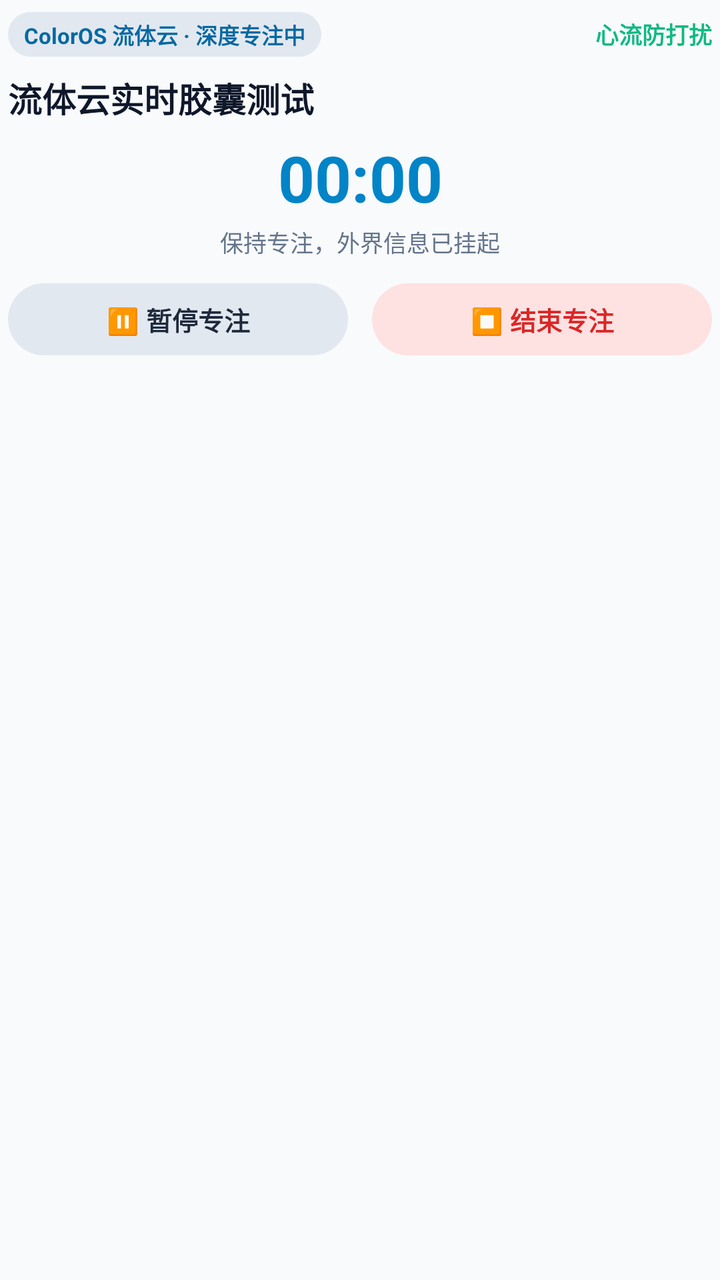
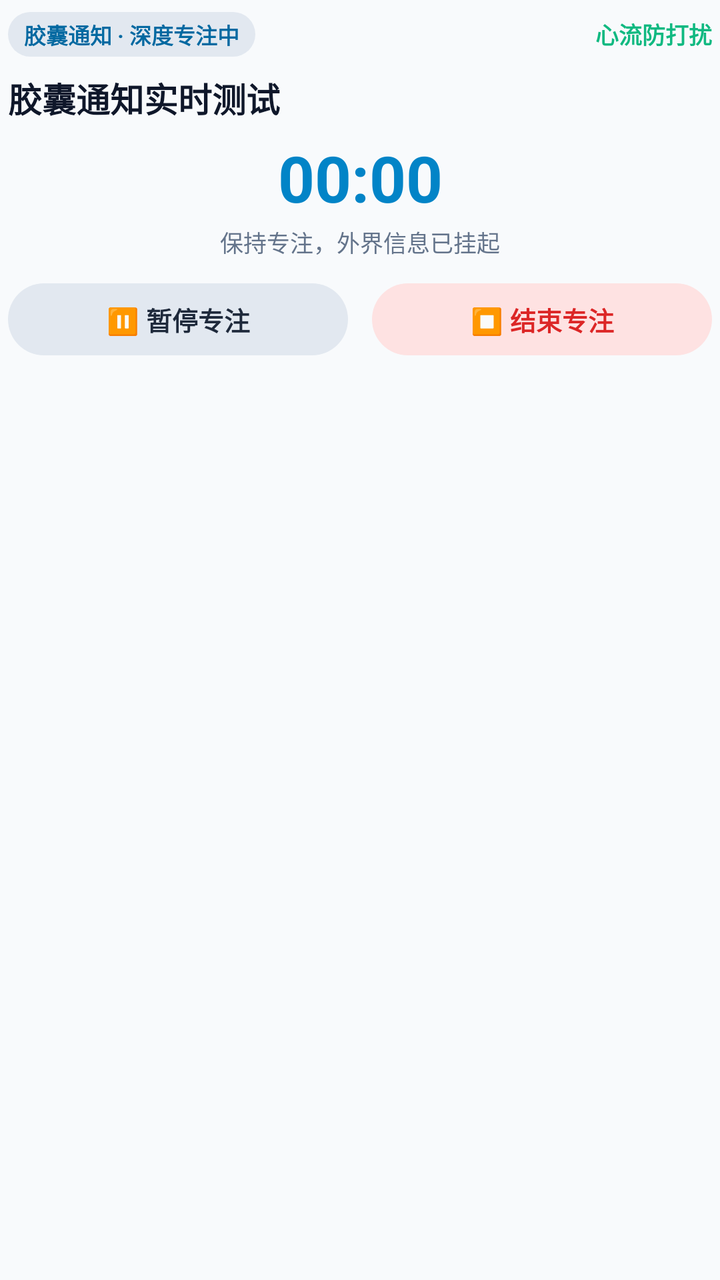

Before-and-after screenshots of an Android layout around one commit, followed by the original layout XML and the change that was made.
<!-- AndroidManifest.xml: application theme Theme.RMF -->
<!-- res/layout/notification_fluid_cloud_expanded.xml -->
<?xml version="1.0" encoding="utf-8"?>
<LinearLayout xmlns:android="http://schemas.android.com/apk/res/android"
    android:id="@+id/fluid_expanded_root"
    android:layout_width="match_parent"
    android:layout_height="wrap_content"
    android:orientation="vertical"
    android:background="@android:color/transparent"
    android:paddingTop="6dp"
    android:paddingBottom="6dp"
    android:paddingStart="4dp"
    android:paddingEnd="4dp">

    
    <LinearLayout
        android:layout_width="match_parent"
        android:layout_height="wrap_content"
        android:orientation="horizontal"
        android:gravity="center_vertical">

        <TextView
            android:id="@+id/fluid_expanded_header"
            android:layout_width="wrap_content"
            android:layout_height="wrap_content"
            android:paddingStart="8dp"
            android:paddingEnd="8dp"
            android:paddingTop="3dp"
            android:paddingBottom="3dp"
            android:text="ColorOS 流体云 · 深度专注中"
            android:textColor="@color/fluid_notif_tag_text"
            android:textSize="11sp"
            android:textStyle="bold"
            android:background="@drawable/bg_fluid_tag" />

        <TextView
            android:layout_width="0dp"
            android:layout_height="wrap_content"
            android:layout_weight="1" />

        <TextView
            android:layout_width="wrap_content"
            android:layout_height="wrap_content"
            android:text="心流防打扰"
            android:textColor="#10B981"
            android:textSize="11.5sp"
            android:textStyle="bold" />
    </LinearLayout>

    
    <TextView
        android:id="@+id/fluid_expanded_task_title"
        android:layout_width="match_parent"
        android:layout_height="wrap_content"
        android:layout_marginTop="8dp"
        android:text="流体云实时胶囊测试"
        android:textColor="@color/fluid_notif_title"
        android:textSize="17sp"
        android:textStyle="bold"
        android:maxLines="2"
        android:ellipsize="end" />

    
    <Chronometer
        android:id="@+id/fluid_expanded_chronometer"
        android:layout_width="match_parent"
        android:layout_height="wrap_content"
        android:layout_marginTop="6dp"
        android:gravity="center"
        android:textColor="@color/fluid_notif_chronometer"
        android:textSize="32sp"
        android:textStyle="bold" />

    <TextView
        android:layout_width="match_parent"
        android:layout_height="wrap_content"
        android:layout_marginTop="2dp"
        android:gravity="center"
        android:text="保持专注，外界信息已挂起"
        android:textColor="@color/fluid_notif_muted"
        android:textSize="11.5sp" />

    
    <LinearLayout
        android:layout_width="match_parent"
        android:layout_height="wrap_content"
        android:layout_marginTop="12dp"
        android:orientation="horizontal"
        android:gravity="center">

        <TextView
            android:id="@+id/fluid_btn_pause"
            android:layout_width="0dp"
            android:layout_height="36dp"
            android:layout_weight="1"
            android:layout_marginEnd="6dp"
            android:gravity="center"
            android:text="⏸️ 暂停专注"
            android:textColor="@color/fluid_notif_btn_secondary_text"
            android:textSize="13sp"
            android:textStyle="bold"
            android:background="@drawable/bg_fluid_btn_secondary" />

        <TextView
            android:id="@+id/fluid_btn_stop"
            android:layout_width="0dp"
            android:layout_height="36dp"
            android:layout_weight="1"
            android:layout_marginStart="6dp"
            android:gravity="center"
            android:text="⏹️ 结束专注"
            android:textColor="@color/fluid_notif_btn_danger_text"
            android:textSize="13sp"
            android:textStyle="bold"
            android:background="@drawable/bg_fluid_btn_danger" />
    </LinearLayout>

</LinearLayout>
<!-- resources referenced by this layout -->
<resources>
  <color name="fluid_notif_btn_danger_text">#DC2626</color>
  <color name="fluid_notif_btn_secondary_text">#1E293B</color>
  <color name="fluid_notif_chronometer">#0284C7</color>
  <color name="fluid_notif_muted">#64748B</color>
  <color name="fluid_notif_tag_text">#0369A1</color>
  <color name="fluid_notif_title">#0F172A</color>
  <!-- drawable bg_fluid_btn_danger (drawable) -->
  <?xml version="1.0" encoding="utf-8"?>
  <shape xmlns:android="http://schemas.android.com/apk/res/android"
      android:shape="rectangle">
      <corners android:radius="18dp" />
      <solid android:color="@color/fluid_notif_btn_danger_bg" />
  </shape>
  <!-- drawable bg_fluid_btn_secondary (drawable) -->
  <?xml version="1.0" encoding="utf-8"?>
  <shape xmlns:android="http://schemas.android.com/apk/res/android"
      android:shape="rectangle">
      <corners android:radius="18dp" />
      <solid android:color="@color/fluid_notif_btn_secondary_bg" />
  </shape>
  <!-- drawable bg_fluid_tag (drawable) -->
  <?xml version="1.0" encoding="utf-8"?>
  <shape xmlns:android="http://schemas.android.com/apk/res/android"
      android:shape="rectangle">
      <corners android:radius="12dp" />
      <solid android:color="@color/fluid_notif_tag_bg" />
  </shape>
  <style name="Theme.RMF" parent="android:Theme.Material.NoActionBar">
          <item name="android:statusBarColor">#F8FAFC</item>
          <item name="android:navigationBarColor">#FFFFFF</item>
          <item name="android:windowBackground">#F8FAFC</item>
          <item name="android:windowLightStatusBar">true</item>
      </style>
  <color name="fluid_notif_btn_danger_bg">#FEE2E2</color>
  <color name="fluid_notif_btn_secondary_bg">#E2E8F0</color>
  <color name="fluid_notif_tag_bg">#E2E8F0</color>
</resources>

<!-- the commit's change to res/layout/notification_fluid_cloud_expanded.xml (unified diff, before → after) -->
@@ -25,7 +25,7 @@
             android:paddingEnd="8dp"
             android:paddingTop="3dp"
             android:paddingBottom="3dp"
-            android:text="ColorOS 流体云 · 深度专注中"
+            android:text="胶囊通知 · 深度专注中"
             android:textColor="@color/fluid_notif_tag_text"
             android:textSize="11sp"
             android:textStyle="bold"
@@ -51,7 +51,7 @@
         android:layout_width="match_parent"
         android:layout_height="wrap_content"
         android:layout_marginTop="8dp"
-        android:text="流体云实时胶囊测试"
+        android:text="胶囊通知实时测试"
         android:textColor="@color/fluid_notif_title"
         android:textSize="17sp"
         android:textStyle="bold"
